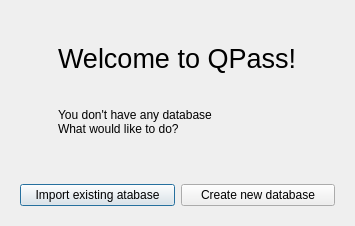
Qt form dialogs/NewDatabaseDialog.ui (veaceslav/qpass-qt5) before a commit.
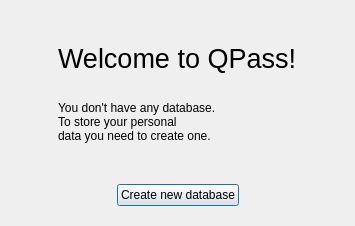
The same form after that commit.

What changed in the file:
```diff
--- a/dialogs/NewDatabaseDialog.ui
+++ b/dialogs/NewDatabaseDialog.ui
@@ -60,8 +60,9 @@
          <item>
           <widget class="QLabel" name="label_2">
            <property name="text">
-            <string>You don't have any database
-What would like to do?</string>
+            <string>You don't have any database.
+To store your personal
+data you need to create one.</string>
            </property>
           </widget>
          </item>
@@ -101,11 +102,17 @@
     <widget class="QWidget" name="widget_2" native="true">
      <layout class="QHBoxLayout" name="horizontalLayout_2">
       <item>
-       <widget class="QPushButton" name="importButton">
-        <property name="text">
-         <string>Import existing atabase</string>
+       <spacer name="horizontalSpacer_3">
+        <property name="orientation">
+         <enum>Qt::Horizontal</enum>
         </property>
-       </widget>
+        <property name="sizeHint" stdset="0">
+         <size>
+          <width>40</width>
+          <height>20</height>
+         </size>
+        </property>
+       </spacer>
       </item>
       <item>
        <widget class="QPushButton" name="newButton">
@@ -114,6 +121,19 @@
         </property>
        </widget>
       </item>
+      <item>
+       <spacer name="horizontalSpacer_4">
+        <property name="orientation">
+         <enum>Qt::Horizontal</enum>
+        </property>
+        <property name="sizeHint" stdset="0">
+         <size>
+          <width>40</width>
+          <height>20</height>
+         </size>
+        </property>
+       </spacer>
+      </item>
      </layout>
     </widget>
    </item>
```
Left out of the diff: 1 changed line with no effect on the pictures.
